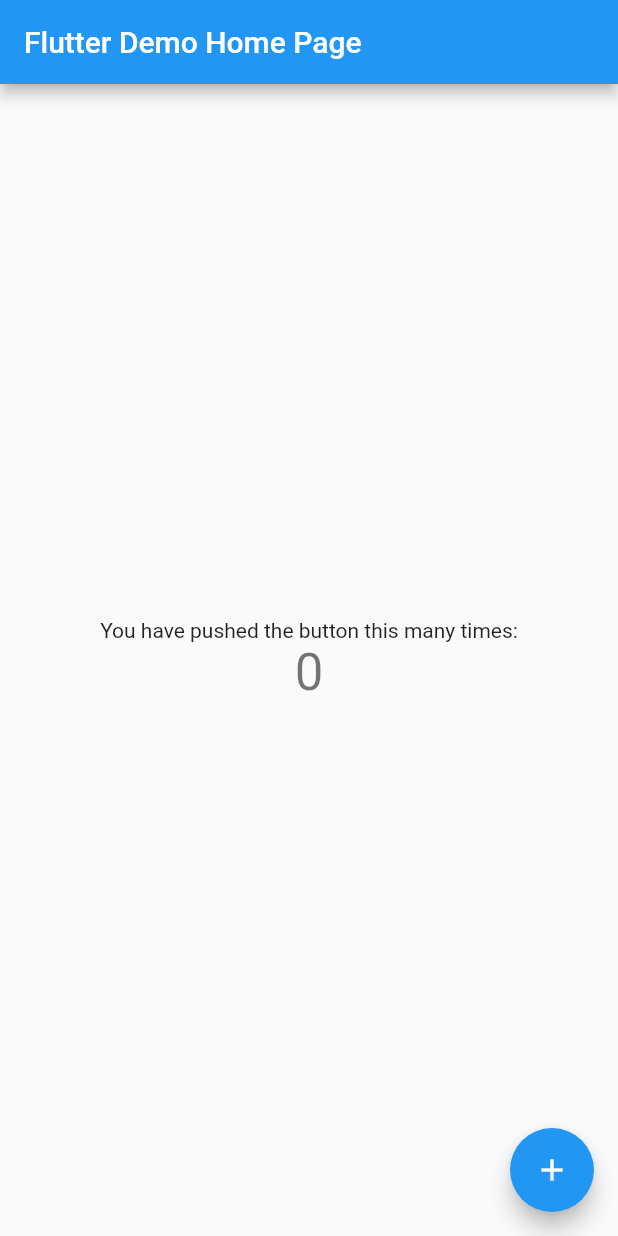
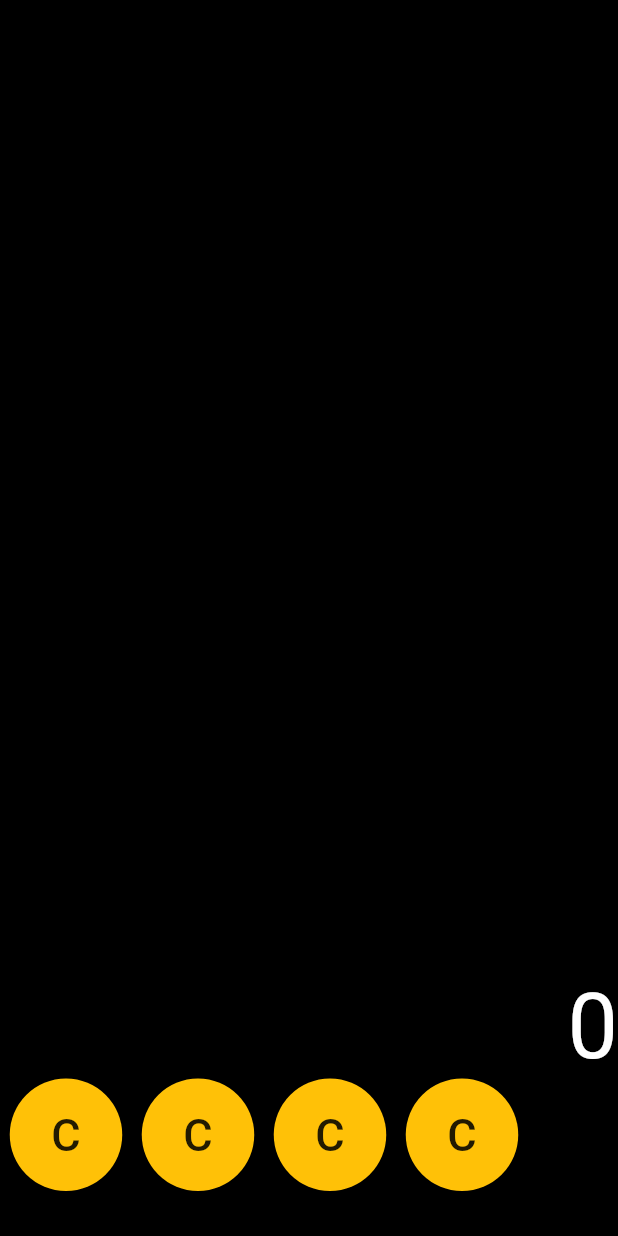
Before and after one commit to mohamadRaafatKamel/Flutter_02_my_culculator, a Flutter app: the screen it shows after launch, on a phone screen of 412 x 824 dp. Run offline on Flutter 3.47's test engine with Material 2 defaults, Android fonts, the phone set to English and light mode, and no system bars.

Commit message:
create button

```diff
--- a/lib/main.dart
+++ b/lib/main.dart
@@ -1,113 +1,96 @@
+import 'dart:core';
+
 import 'package:flutter/material.dart';
+import 'package:flutter/rendering.dart';
 
 void main() {
-  runApp(MyApp());
+  runApp(MyCalculator());
 }
 
-class MyApp extends StatelessWidget {
+class MyCalculator extends StatelessWidget {
   // This widget is the root of your application.
   @override
   Widget build(BuildContext context) {
     return MaterialApp(
-      title: 'Flutter Demo',
-      theme: ThemeData(
-        // This is the theme of your application.
-        //
-        // Try running your application with "flutter run". You'll see the
-        // application has a blue toolbar. Then, without quitting the app, try
-        // changing the primarySwatch below to Colors.green and then invoke
-        // "hot reload" (press "r" in the console where you ran "flutter run",
-        // or simply save your changes to "hot reload" in a Flutter IDE).
-        // Notice that the counter didn't reset back to zero; the application
-        // is not restarted.
-        primarySwatch: Colors.blue,
-      ),
-      home: MyHomePage(title: 'Flutter Demo Home Page'),
+      title: '',
+      home: Calculator(),
     );
   }
 }
 
-class MyHomePage extends StatefulWidget {
-  MyHomePage({Key? key, required this.title}) : super(key: key);
+class Calculator extends StatefulWidget {
+  @override
+  State<StatefulWidget> createState() {
+    // TODO: implement createState
+    return _Calculator();
+  }
 
-  // This widget is the home page of your application. It is stateful, meaning
-  // that it has a State object (defined below) that contains fields that affect
-  // how it looks.
-
-  // This class is the configuration for the state. It holds the values (in this
-  // case the title) provided by the parent (in this case the App widget) and
-  // used by the build method of the State. Fields in a Widget subclass are
-  // always marked "final".
-
-  final String title;
-
-  @override
-  _MyHomePageState createState() => _MyHomePageState();
 }
 
-class _MyHomePageState extends State<MyHomePage> {
-  int _counter = 0;
 
-  void _incrementCounter() {
-    setState(() {
-      // This call to setState tells the Flutter framework that something has
-      // changed in this State, which causes it to rerun the build method below
-      // so that the display can reflect the updated values. If we changed
-      // _counter without calling setState(), then the build method would not be
-      // called again, and so nothing would appear to happen.
-      _counter++;
-    });
-  }
+class _Calculator extends State<Calculator> {
+
+  // init val
+  String text = '0';
+  double numOne = 0;
+  double numTwo = 0;
+  String result = '0';
+  String finalResult = '0';
 
   @override
   Widget build(BuildContext context) {
-    // This method is rerun every time setState is called, for instance as done
-    // by the _incrementCounter method above.
-    //
-    // The Flutter framework has been optimized to make rerunning build methods
-    // fast, so that you can just rebuild anything that needs updating rather
-    // than having to individually change instances of widgets.
+    // TODO: implement build
     return Scaffold(
-      appBar: AppBar(
-        // Here we take the value from the MyHomePage object that was created by
-        // the App.build method, and use it to set our appbar title.
-        title: Text(widget.title),
-      ),
-      body: Center(
-        // Center is a layout widget. It takes a single child and positions it
-        // in the middle of the parent.
+      appBar: null,
+      backgroundColor: Colors.black,
+      body: Container(
+        margin: EdgeInsets.only(bottom: 20),
         child: Column(
-          // Column is also a layout widget. It takes a list of children and
-          // arranges them vertically. By default, it sizes itself to fit its
-          // children horizontally, and tries to be as tall as its parent.
-          //
-          // Invoke "debug painting" (press "p" in the console, choose the
-          // "Toggle Debug Paint" action from the Flutter Inspector in Android
-          // Studio, or the "Toggle Debug Paint" command in Visual Studio Code)
-          // to see the wireframe for each widget.
-          //
-          // Column has various properties to control how it sizes itself and
-          // how it positions its children. Here we use mainAxisAlignment to
-          // center the children vertically; the main axis here is the vertical
-          // axis because Columns are vertical (the cross axis would be
-          // horizontal).
-          mainAxisAlignment: MainAxisAlignment.center,
-          children: <Widget>[
-            Text(
-              'You have pushed the button this many times:',
+          mainAxisAlignment: MainAxisAlignment.end,
+          children: [
+            Row(
+              children: [
+                Expanded(child: Text(
+                  text,
+                  style: TextStyle(
+                      color: Colors.white,
+                      fontSize: 60
+                  ),
+                  maxLines: 1,
+                  textAlign: TextAlign.right,
+                )
+                )
+              ],
             ),
-            Text(
-              '$_counter',
-              style: Theme.of(context).textTheme.headline4,
-            ),
+            Row(
+              children: [
+                mybutton("C"),
+                mybutton("C"),
+                mybutton("C"),
+                mybutton("C"),
+              ],
+            )
           ],
         ),
       ),
-      floatingActionButton: FloatingActionButton(
-        onPressed: _incrementCounter,
-        tooltip: 'Increment',
-        child: Icon(Icons.add),
-      ), // This trailing comma makes auto-formatting nicer for build methods.
     );
   }
+
+  mybutton(name) {
+    return Container(
+      padding: EdgeInsets.only(bottom: 10),
+      child: RaisedButton(
+        onPressed: () {},
+        child: Text(name,
+          style: TextStyle(
+              fontSize: 30
+          ),
+        ),
+        color: Colors.amber,
+        padding: EdgeInsets.all(20),
+        shape: CircleBorder(),
+      ),
+    );
+  }
+
 }
```
